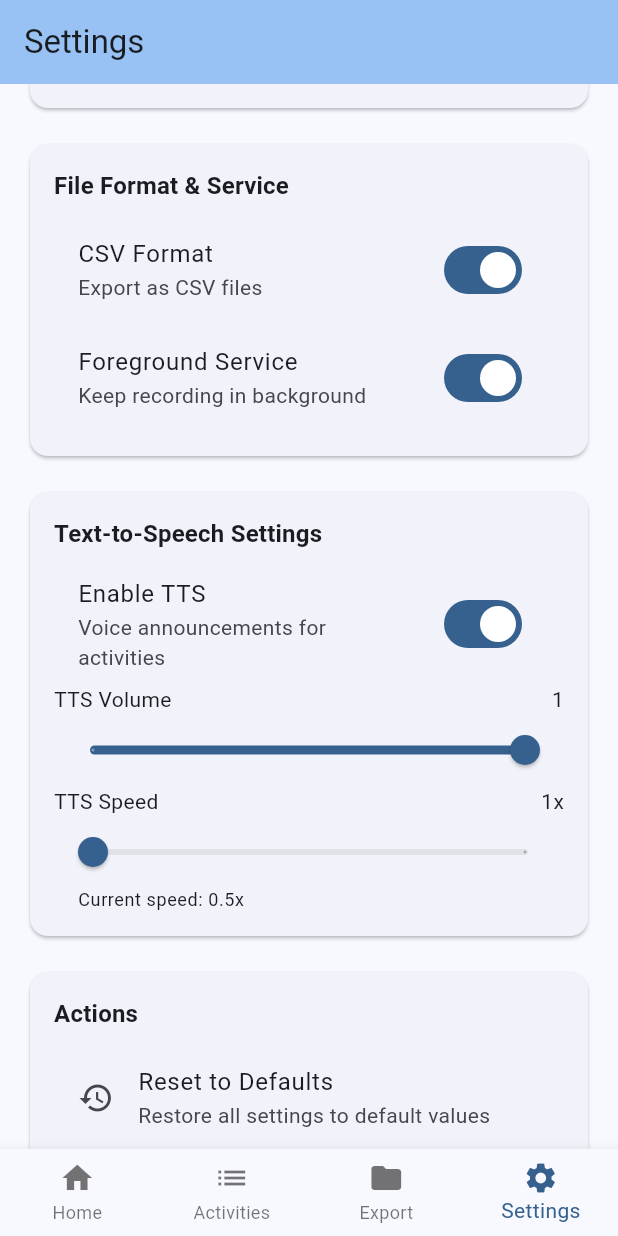
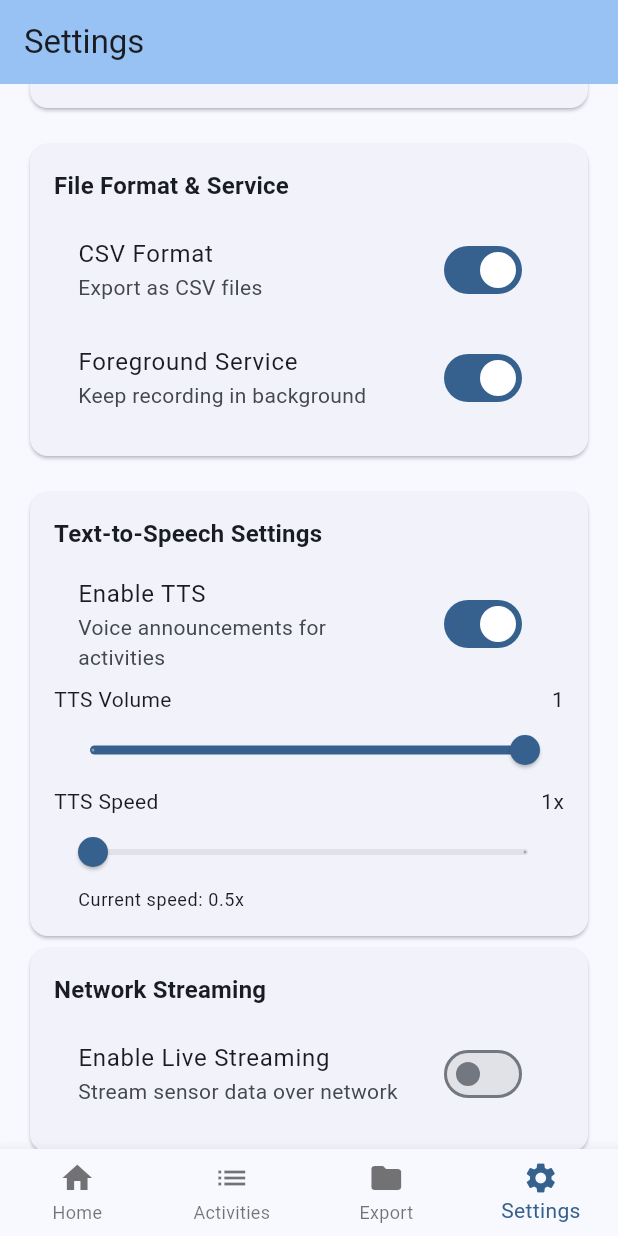
Before and after one commit to Crazz-Zaac/MotionSensorApp, a Flutter app: the screen it shows after launch, item 4 of the bottom bar chosen, scrolled down 576 dp, on a phone screen of 412 x 824 dp. Run offline on Flutter 3.47's test engine with Material 3 defaults, Android fonts, the phone set to English and light mode, and no system bars; our stand-ins replace flutter_tts, share_plus, socket_io_client; missing offline and left inert: network_info_plus; network calls fail.

Commit message:
stream data updated

```diff
--- a/lib/screens/settings_screen.dart
+++ b/lib/screens/settings_screen.dart
@@ -1,4 +1,5 @@
 import 'package:flutter/material.dart';
+import 'package:motion_sensor_app/services/network_stream_service.dart';
 
 class SettingsScreen extends StatefulWidget {
   const SettingsScreen({super.key});
@@ -27,6 +28,12 @@ class _SettingsScreenState extends State<SettingsScreen> {
   bool _enableTTS = true;
   double _ttsVolume = 1.0;
   double _ttsSpeed = 0.5;
+
+  // Network settings
+  NetworkProtocol _selectedProtocol = NetworkProtocol.tcp;
+  String _streamHost = '127.0.0.1';
+  int _streamPort = 8080;
+  bool _enableStreaming = false;
 
   @override
   Widget build(BuildContext context) {
@@ -171,6 +178,45 @@ class _SettingsScreenState extends State<SettingsScreen> {
                     style: Theme.of(context).textTheme.bodySmall,
                   ),
                 ),
+              ],
+            ],
+          ),
+
+          _buildSectionCard(
+            'Network Streaming',
+            [
+              SwitchListTile(
+                title: const Text('Enable Live Streaming'),
+                subtitle: const Text('Stream sensor data over network'),
+                value: _enableStreaming,
+                onChanged: (value) => setState(() => _enableStreaming = value),
+              ),
+              if (_enableStreaming) ...[
+                DropdownButtonFormField<NetworkProtocol>(
+                  value: _selectedProtocol,
+                  items: NetworkProtocol.values.map((protocol) {
+                    return DropdownMenuItem(
+                      value: protocol,
+                      child: Text(protocol.toString().split('.').last.toUpperCase()),
+                    );
+                  }).toList(),
+                  onChanged: (value) => setState(() => _selectedProtocol = value!),
+                  decoration: const InputDecoration(labelText: 'Protocol'),
+                ),
+                TextFormField(
+                  initialValue: _streamHost,
+                  decoration: const InputDecoration(labelText: 'Host IP'),
+                  onChanged: (value) => setState(() => _streamHost = value),
+                ),
+                Slider(
+                  value: _streamPort.toDouble(),
+                  min: 1024,
+                  max: 65535,
+                  divisions: 100,
+                  label: _streamPort.toString(),
+                  onChanged: (value) => setState(() => _streamPort = value.round()),
+                ),
+                Text('Port: $_streamPort'),
               ],
             ],
           ),
@@ -332,6 +378,12 @@ class _SettingsScreenState extends State<SettingsScreen> {
         'volume': _ttsVolume,
         'speed': _ttsSpeed,
       },
+      'streaming': {
+        'enabled': _enableStreaming,
+        'protocol': _selectedProtocol.toString(),
+        'host': _streamHost,
+        'port': _streamPort,
+      },
     };
   }
 }
--- a/pubspec.yaml
+++ b/pubspec.yaml
@@ -34,6 +34,8 @@ dependencies:
   flutter_tts: ^3.8.0
   path_provider: ^2.1.1
   share_plus: ^10.0.0
+  socket_io_client: ^2.0.3  # For TCP/UDP communication
+  network_info_plus: ^5.0.1  # For getting device IP address
 
 
 
```
Also changed, not shown: lib/screens/home_screen.dart (+42 -0 lines), lib/services/network_stream_service.dart (added, +116 -0 lines), 1 other file.
